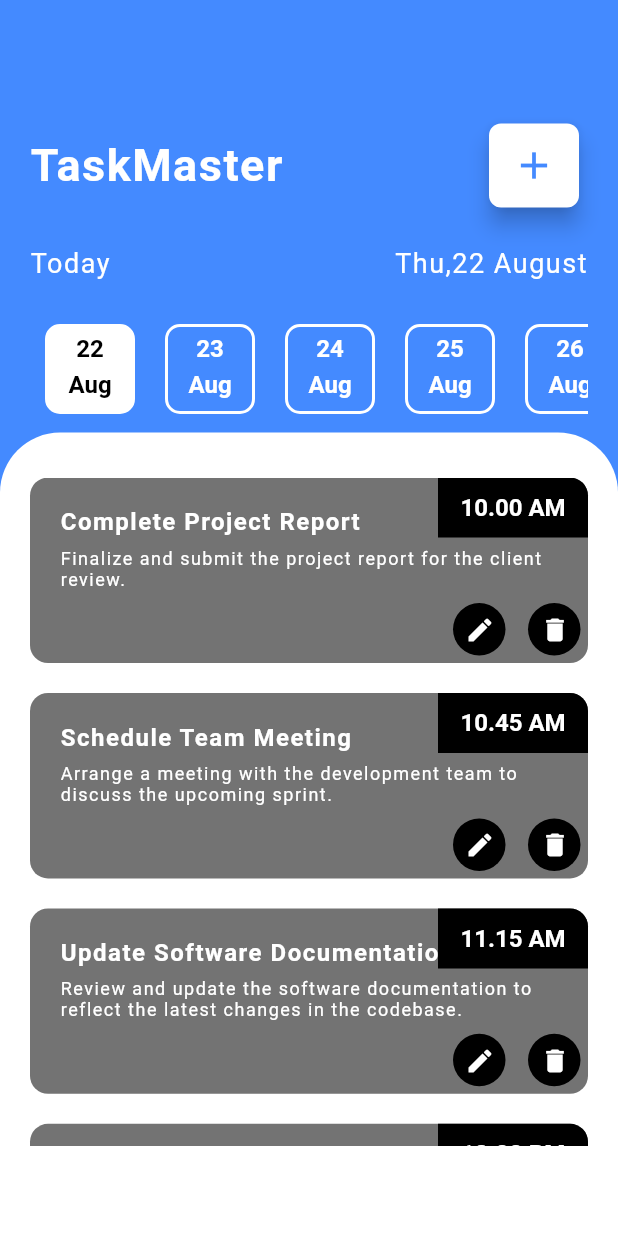
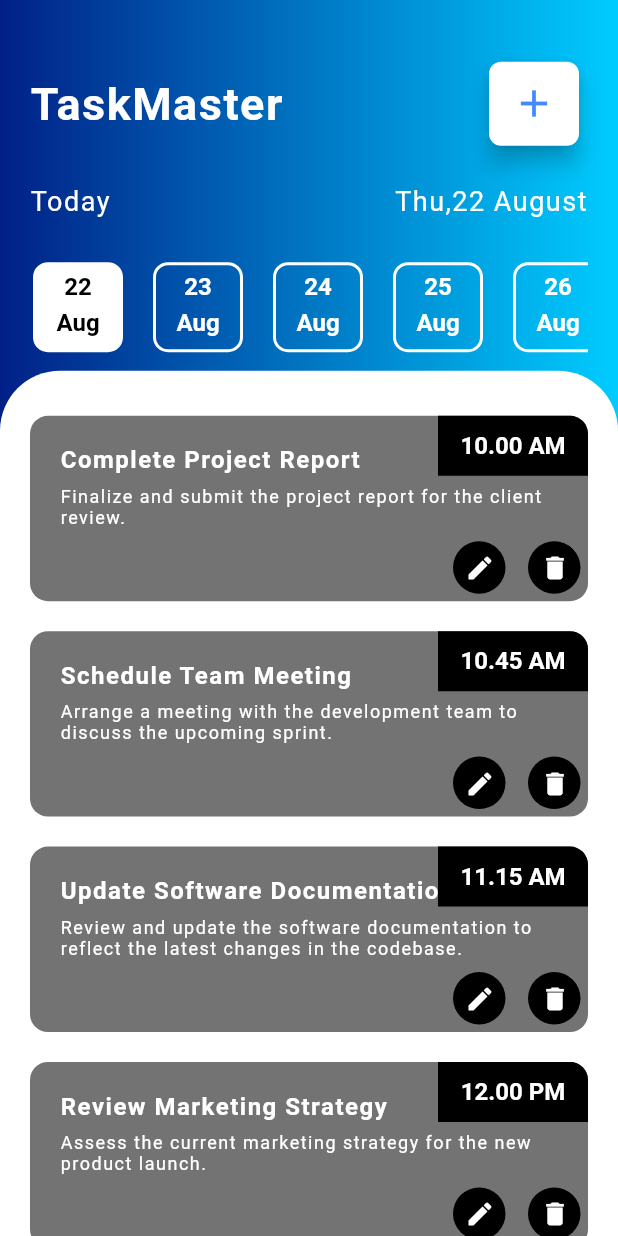
Before and after one commit to Randika94/Task-Management-App, a Flutter app: the Home screen opened directly, on a phone screen of 412 x 824 dp. Run offline on Flutter 3.47's test engine with Material 2 defaults, Android fonts, the phone set to English and light mode, and no system bars; Roboto replaces fonts that are missing (DM Sans).

Commit message:
added login register and tasks uis

```diff
--- a/lib/main.dart
+++ b/lib/main.dart
@@ -1,4 +1,5 @@
 import 'package:flutter/material.dart';
+import 'package:task_management_app/ui/login.dart';
 import 'package:task_management_app/welcome.dart';
 
 void main() {
--- a/lib/ui/home.dart
+++ b/lib/ui/home.dart
@@ -7,7 +7,6 @@ class Home extends StatefulWidget {
   const Home({super.key});
 
   @override
-  // ignore: library_private_types_in_public_api
   _HomeState createState() => _HomeState();
 }
 
@@ -22,6 +21,20 @@ class _HomeState extends State<Home> {
     return days;
   }
 
+  bool hasTasksForSelectedDate = false;
+  DateTime selectedDate = DateTime.now();
+
+  @override
+  void initState() {
+    super.initState();
+    // Automatically show items if the current date is selected
+    if (selectedDate.day == DateTime.now().day) {
+      setState(() {
+        hasTasksForSelectedDate = checkForTasks(selectedDate);
+      });
+    }
+  }
+
   @override
   Widget build(BuildContext context) {
     Size size = MediaQuery.of(context).size;
@@ -32,12 +45,21 @@ class _HomeState extends State<Home> {
       body: Container(
         constraints: const BoxConstraints.expand(),
         decoration: const BoxDecoration(
-          color: Colors.blueAccent,
+          gradient: LinearGradient(
+            colors: [
+              Color(0xFF012087),
+              Color(0xFF00CCFF),
+            ],
+            begin: FractionalOffset(0.0, 0.0),
+            end: FractionalOffset(1.0, 0.0),
+            stops: [0.0, 1.0],
+            tileMode: TileMode.clamp,
+          ),
         ),
         child: Stack(
           children: <Widget>[
             Positioned(
-              top: size.height * 0.10,
+              top: size.height * 0.05,
               left: 20,
               child: Row(
                 mainAxisAlignment: MainAxisAlignment.spaceBetween,
@@ -81,7 +103,7 @@ class _HomeState extends State<Home> {
               ),
             ),
             Positioned(
-              top: size.height * 0.20,
+              top: size.height * 0.15,
               left: 20,
               child: Row(
                 mainAxisAlignment: MainAxisAlignment.spaceBetween,
@@ -120,8 +142,8 @@ class _HomeState extends State<Home> {
               ),
             ),
             Positioned(
-              top: size.height * 0.25,
-              left: 20,
+              top: size.height * 0.20,
+              left: 12,
               right: 20,
               child: SizedBox(
                 height: size.height * 0.4, // Limit the height for scrolling
@@ -132,7 +154,17 @@ class _HomeState extends State<Home> {
                     mainAxisAlignment: MainAxisAlignment.spaceEvenly,
                     children: [
                       for (var day in days)
-                        Container(
+                        Material(
+                          color: Colors.transparent,
+                          child: InkWell(
+                            onTap: () {
+                              setState(() {
+                                // Check if there are tasks for the selected date
+                                hasTasksForSelectedDate = checkForTasks(day);
+                                print(hasTasksForSelectedDate);
+                              });
+                            },
+                            child: Container(
                               height: 60,
                               width: 60,
                               margin: const EdgeInsets.symmetric(vertical: 10.0, horizontal: 10.0),
@@ -172,14 +204,15 @@ class _HomeState extends State<Home> {
                                 ],
                               ),
                             ),
+                          ),
+                        ),
                     ],
                   ),
                 ),
               ),
             ),
             Positioned(
-              top: size.height * 0.35,
-              bottom: 0,
+              top: size.height * 0.30,
               left: 0,
               right: 0,
               child: Container(
@@ -193,10 +226,49 @@ class _HomeState extends State<Home> {
                     topRight: Radius.circular(40.0),
                   ),
                 ),
-                child: SingleChildScrollView(
-                  scrollDirection: Axis.vertical,
-                  physics: const ScrollPhysics(),
+                child: hasTasksForSelectedDate ?
+                SingleChildScrollView(
                   child: Column(
+                    children: <Widget>[
+                      taskCard(size),
+                      // You can add more task cards here
+                    ],
+                  ),
+                )
+                :
+                Container(),
+              ),
+            ),
+            if (!hasTasksForSelectedDate)
+              Align(
+                alignment: Alignment.center,
+                child: IconButton(
+                  iconSize: 100,
+                  icon: const Icon(
+                    Icons.add_circle_outline,
+                    color: Colors.black26,
+                  ),
+                  onPressed: () {
+                    // Action to add new task
+                  },
+                ),
+              ),
+          ],
+        ),
+      ),
+    );
+  }
+
+  // Function to check if there are tasks for the selected date
+  bool checkForTasks(DateTime date) {
+    // You can replace this with your logic to check if there are tasks for the selected date
+    // For now, this just returns true for example purposes
+    return date.day == DateTime.now().day; // Example: tasks only for today
+  }
+
+  // Widget for the task card
+  Widget taskCard(Size size) {
+    return Column(
       children: <Widget>[
         Stack(
           children: <Widget>[
@@ -622,13 +694,6 @@ class _HomeState extends State<Home> {
           ],
         ),
       ],
-                  ),
-                ),
-              ),
-            ),
-          ],
-        ),
-      ),
     );
   }
 }
```
Also changed, not shown: lib/ui/login.dart (added, +283 -0 lines), lib/ui/register.dart (+13 -5 lines), lib/ui/tasks/create_task.dart (added, +16 -0 lines), lib/welcome.dart (+7 -6 lines). Lines whose indentation alone changed are shown as unchanged.
